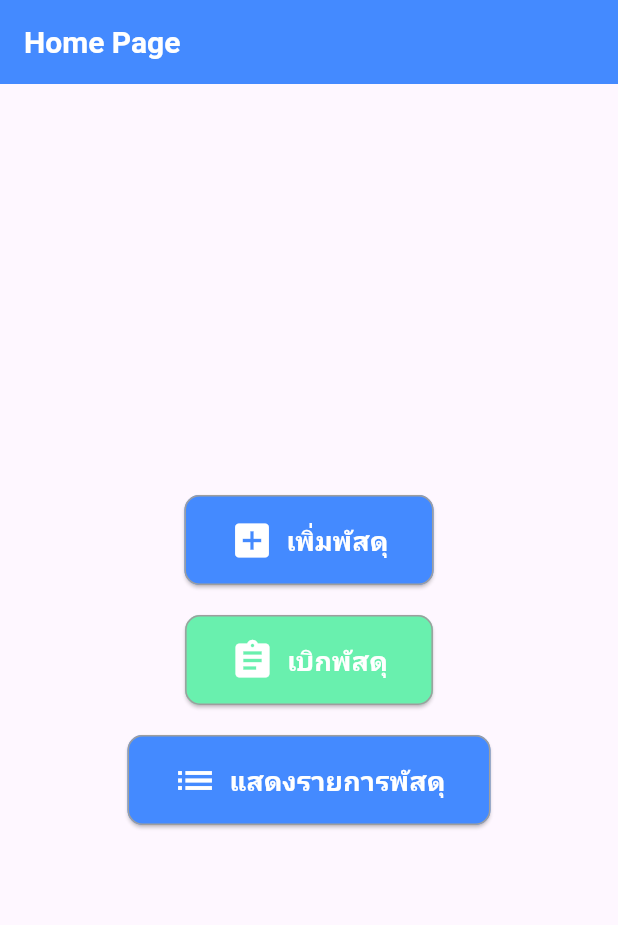
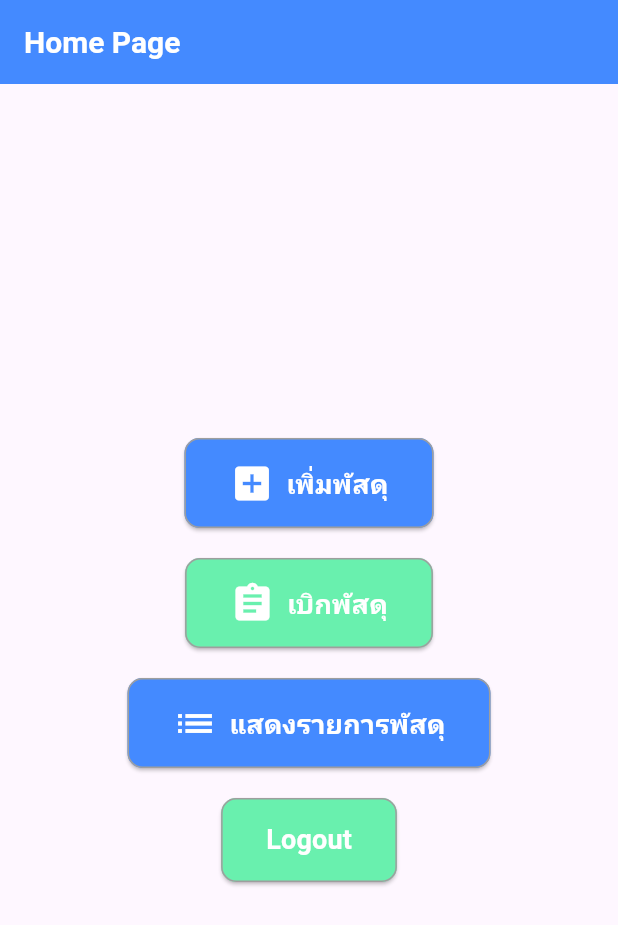
Before and after one commit to meng0707/Flutterping, a Flutter app: the HomePage screen opened directly, on a phone screen of 412 x 824 dp. Shown: the top 925 px of the screen. Run offline on Flutter 3.47's test engine with Material 3 defaults, Android fonts, the phone set to English and light mode, and no system bars.

Commit message:
first commit

```diff
--- a/warehouse/lib/home_page.dart
+++ b/warehouse/lib/home_page.dart
@@ -2,6 +2,7 @@ import 'package:flutter/material.dart';
 import 'add_page.dart';
 import 'Withdraw_page.dart';
 import 'Parcellist_page.dart';
+import 'login_page.dart'; // นำเข้า LoginPage
 import 'styles/home.dart'; // นำเข้า styles.dart
 
 class HomePage extends StatelessWidget {
@@ -42,6 +43,22 @@ class HomePage extends StatelessWidget {
                 AppStyles.primaryButtonColor,
                 ParcelListPage(),
               ),
+              SizedBox(height: 20), // เพิ่มระยะห่างสำหรับปุ่ม Logout
+              ElevatedButton(
+                onPressed: () {
+                  _logout(context); // เรียกใช้ฟังก์ชัน Logout
+                },
+                child: Text(
+                  'Logout',
+                  style: AppStyles.buttonTextStyle,
+                ),
+                style: ElevatedButton.styleFrom(
+                  backgroundColor:
+                      AppStyles.secondaryButtonColor, // ปรับสีปุ่มตามต้องการ
+                  padding: AppStyles.buttonPadding,
+                  shape: AppStyles.buttonShape,
+                ),
+              ),
             ],
           ),
         ),
@@ -70,4 +87,13 @@ class HomePage extends StatelessWidget {
       ),
     );
   }
+
+  void _logout(BuildContext context) {
+    // คุณสามารถเพิ่มโค้ดสำหรับการ Logout ที่นี่ เช่น การลบ token หรือข้อมูลการเข้าสู่ระบบ
+    Navigator.pushReplacement(
+      context,
+      MaterialPageRoute(
+          builder: (context) => LoginPage()), // นำไปยังหน้า LoginPage
+    );
+  }
 }
```
